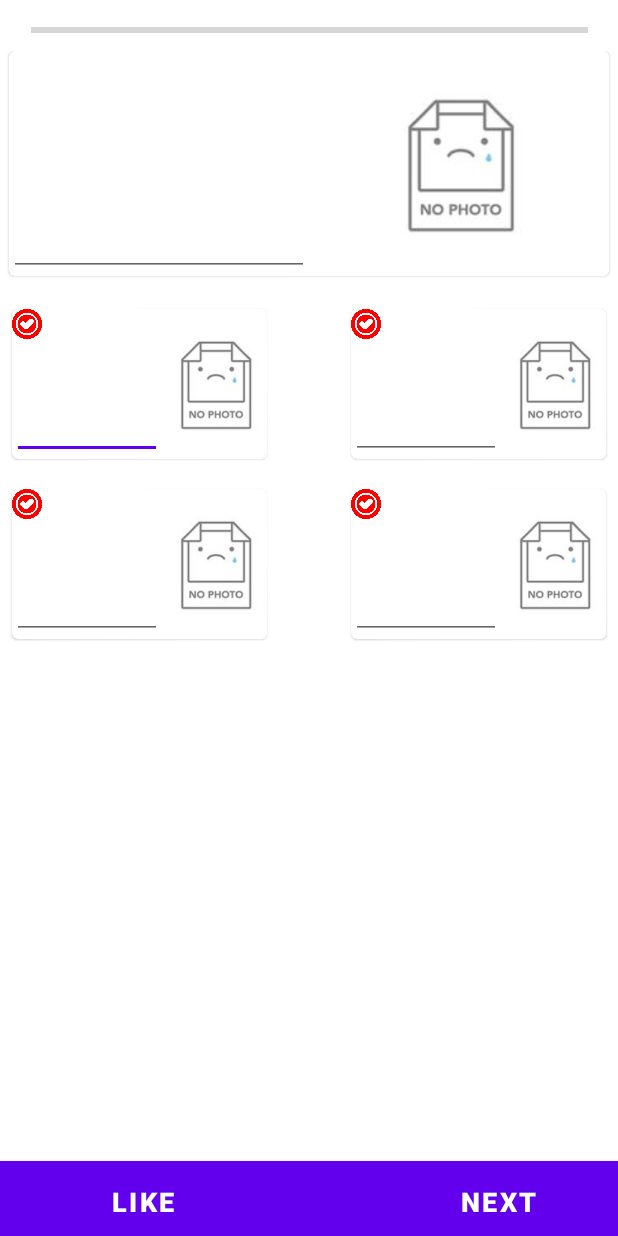
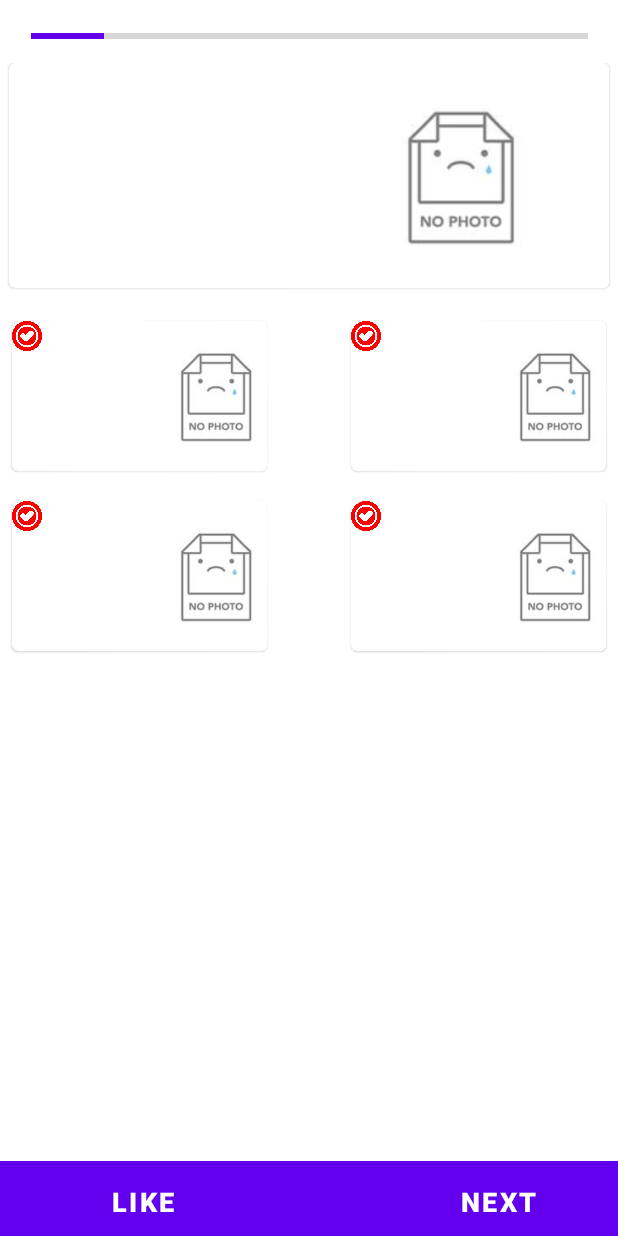
Before and after one commit to MohsenDehghankar/TorobcheApp, an Android app: the GameQuestionActivity screen opened directly, with no data from a screen before it, after a tap on an icon or button, on a phone screen of 412 x 824 dp. Run offline under Robolectric (Android 15) with nearby library versions, the phone set to English and light mode, and no system bars; Roboto replaces fonts that are not available here; 3 other taps on this screen came first.

Commit message:
edit GameQuestionActivity

```diff
--- a/app/src/main/java/com/sharifdev/torobche/Game/GameQuestionActivity.java
+++ b/app/src/main/java/com/sharifdev/torobche/Game/GameQuestionActivity.java
@@ -4,25 +4,29 @@ import androidx.appcompat.app.AppCompatActivity;
 
 import android.content.Intent;
 import android.os.Bundle;
+import android.os.CountDownTimer;
 import android.os.Handler;
 import android.view.View;
 import android.widget.Button;
 import android.widget.EditText;
 import android.widget.ImageView;
 import android.widget.ProgressBar;
+import android.widget.TextView;
 
 import com.sharifdev.torobche.Home;
 import com.sharifdev.torobche.R;
 import com.sharifdev.torobche.model.Question;
+
+import org.w3c.dom.Text;
 
 import java.util.ArrayList;
 
 public class GameQuestionActivity extends AppCompatActivity {
     private int q_number = 0;
     private Button next;
-    Handler handelr = new Handler();
-    Runnable runnable;
-    ArrayList<Integer> answers = new ArrayList<>(10);
+    int[] answers = new int[10];
+    int h = 0;
+    CountDownTimer mCountDownTimer;
 
 
     @Override
@@ -39,8 +43,9 @@ public class GameQuestionActivity extends AppCompatActivity {
         next.setOnClickListener(new View.OnClickListener() {
             @Override
             public void onClick(View view) {
+                mCountDownTimer.cancel();
                 if (q_number == 10) {
-                    //todo show correct answer
+                    //todo show correct answer( not important now)
                     saveAnswer();
                     Intent i = new Intent(getApplicationContext(), Home.class);
                     startActivity(i);
@@ -48,7 +53,7 @@ public class GameQuestionActivity extends AppCompatActivity {
                     finish();
                 }
                 if (q_number < 10) {
-                    //todo show correct answer
+                    //todo show correct answer( not important now)
                     saveAnswer();
                     //todo get random question
                     setQuestion(new Question());
@@ -63,22 +68,22 @@ public class GameQuestionActivity extends AppCompatActivity {
     private void saveAnswer(){
         ImageView imageView = (ImageView) findViewById(R.id.imageView1);
         if(imageView.getDrawable().getConstantState() ==getResources().getDrawable(R.drawable.correct).getConstantState()){
-            answers.set(q_number,1);
+            answers[q_number-1] = 1;
             return;
         }
         imageView = (ImageView) findViewById(R.id.imageView2);
         if(imageView.getDrawable().getConstantState() ==getResources().getDrawable(R.drawable.correct).getConstantState()){
-            answers.set(q_number,2);
+            answers[q_number-1] = 2;
             return;
         }
         imageView = (ImageView) findViewById(R.id.imageView3);
         if(imageView.getDrawable().getConstantState() ==getResources().getDrawable(R.drawable.correct).getConstantState()){
-            answers.set(q_number,3);
+            answers[q_number-1] = 3;
             return;
         }
         imageView = (ImageView) findViewById(R.id.imageView4);
         if(imageView.getDrawable().getConstantState() ==getResources().getDrawable(R.drawable.correct).getConstantState()){
-            answers.set(q_number,4);
+            answers[q_number-1] = 4;
         }
     }
 
@@ -97,7 +102,7 @@ public class GameQuestionActivity extends AppCompatActivity {
     }
 
     /**
-     * call it for each question (!!! set images no_photo if the question have not photo)
+     * call it for each question ( set images to no_photo if the question have not photo)
      */
     private void setQuestion(Question q) {
         fillComponent(R.id.q_image, q.questionImage, R.id.q_text, q.questionText);
@@ -105,21 +110,46 @@ public class GameQuestionActivity extends AppCompatActivity {
         fillComponent(R.id.c2_image, q.image2, R.id.c2_text, q.answerText2);
         fillComponent(R.id.c3_image, q.image3, R.id.c3_text, q.answerText3);
         fillComponent(R.id.c4_image, q.image4, R.id.c4_text, q.answerText4);
+        setDefaultImage((ImageView) findViewById(R.id.imageView1));
+        setDefaultImage((ImageView) findViewById(R.id.imageView2));
+        setDefaultImage((ImageView) findViewById(R.id.imageView3));
+        setDefaultImage((ImageView) findViewById(R.id.imageView4));
+
 
         q_number += 1;
 
         setTimeBar();
     }
 
+    private void setDefaultImage(ImageView image){
+        image.setImageResource(R.drawable.wrong);
+    }
     private void fillComponent(int imageId, int imageResource, int textId, String text) {
         ImageView image = findViewById(imageId);
         image.setImageResource(imageResource);
 
-        EditText q_text = findViewById(textId);
+        TextView q_text = findViewById(textId);
         q_text.setText(text);
     }
 
     private void setTimeBar() {
         final ProgressBar timeBar = findViewById(R.id.time_bar);
+        h = 0;
+        timeBar.setProgress(h);
+        mCountDownTimer=new CountDownTimer(10000,10) {
+
+            @Override
+            public void onTick(long millisUntilFinished) {
+                h++;
+                timeBar.setProgress((int)h*100/(10000/10));
+            }
+
+            @Override
+            public void onFinish() {
+                next.performClick();
+                timeBar.setProgress(100);
+            }
+        };
+        mCountDownTimer.start();
     }
 }
--- a/app/src/main/res/layout/activity_game_question.xml
+++ b/app/src/main/res/layout/activity_game_question.xml
@@ -51,7 +51,7 @@
                     android:orientation="horizontal">
 
                     <!-- Media -->
-                    <EditText
+                    <TextView
                         android:id="@+id/c3_text"
                         android:layout_width="100dp"
                         android:layout_height="match_parent"
@@ -99,7 +99,7 @@
                     android:orientation="horizontal">
 
                     <!-- Media -->
-                    <EditText
+                    <TextView
                         android:id="@+id/c1_text"
                         android:layout_width="100dp"
                         android:layout_height="match_parent"
@@ -120,7 +120,6 @@
                 </LinearLayout>
 
             </com.google.android.material.card.MaterialCardView>
-
             <com.google.android.material.card.MaterialCardView
                 android:id="@+id/card_4"
                 style="@style/Widget.MaterialComponents.CardView"
@@ -146,7 +145,7 @@
                     android:orientation="horizontal">
 
                     <!-- Media -->
-                    <EditText
+                    <TextView
                         android:id="@+id/c4_text"
                         android:layout_width="100dp"
                         android:layout_height="match_parent"
@@ -193,7 +192,7 @@
                     android:orientation="horizontal">
 
                     <!-- Media -->
-                    <EditText
+                    <TextView
                         android:id="@+id/c2_text"
                         android:layout_width="100dp"
                         android:layout_height="match_parent"
@@ -236,7 +235,7 @@
                 android:orientation="horizontal">
 
                 <!-- Media -->
-                <EditText
+                <TextView
                     android:id="@+id/q_text"
                     android:layout_width="200dp"
                     android:layout_height="match_parent"
@@ -264,9 +263,10 @@
         android:id="@+id/time_bar"
         style="?android:attr/progressBarStyleHorizontal"
         android:layout_width="371dp"
-        android:layout_height="8dp"
+        android:layout_height="wrap_content"
         android:layout_marginTop="16dp"
         android:max="100"
+        android:progress="0"
         app:layout_constraintEnd_toEndOf="parent"
         app:layout_constraintStart_toStartOf="parent"
         app:layout_constraintTop_toTopOf="parent" />
```
